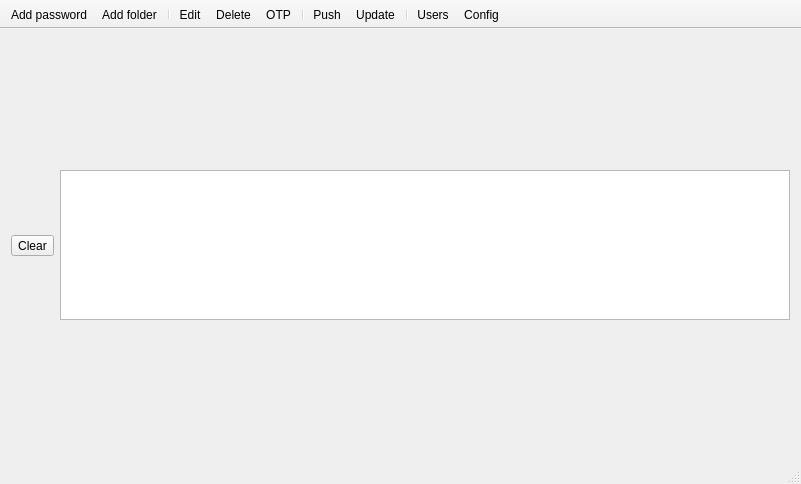
Old version of the form src/mainwindow.ui in the repository IJHack/QtPass.
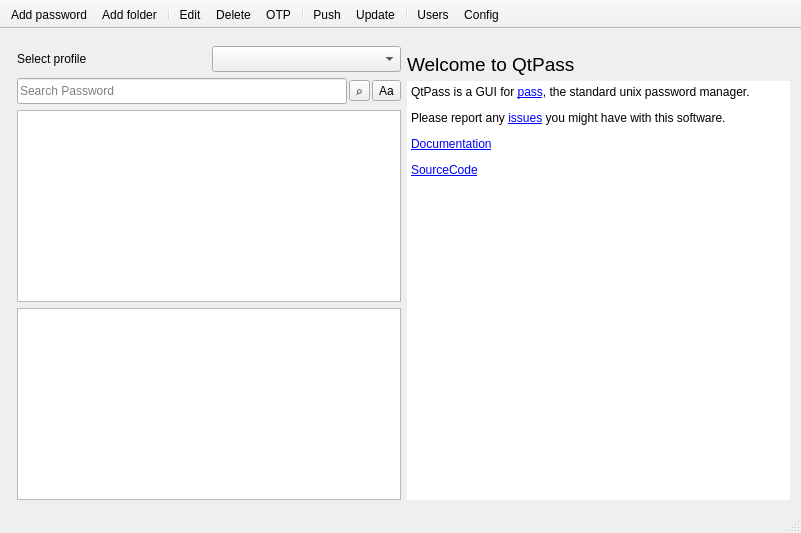
New version of the form. Icons and pictures are not drawn. Custom widgets are drawn as their Qt base class.

Commit message: fix: move processOutputWidget inside centralWidget so it's actually wired up (#1192)

What changed in the file:
```diff
--- a/src/mainwindow.ui
+++ b/src/mainwindow.ui
@@ -338,42 +338,6 @@
     </item>
    </layout>
   </widget>
-  <widget class="QWidget" name="processOutputWidget">
-   <layout class="QHBoxLayout" name="processOutputLayout">
-    <item>
-     <widget class="QToolButton" name="clearOutputButton">
-      <property name="toolTip">
-       <string>Clear output</string>
-      </property>
-      <property name="text">
-       <string>Clear</string>
-      </property>
-     </widget>
-    </item>
-    <item>
-     <widget class="QTextEdit" name="processOutputEdit">
-      <property name="minimumSize">
-       <size>
-        <width>0</width>
-        <height>80</height>
-       </size>
-      </property>
-      <property name="maximumSize">
-       <size>
-        <width>16777215</width>
-        <height>150</height>
-       </size>
-      </property>
-      <property name="readOnly">
-       <bool>true</bool>
-      </property>
-      <property name="acceptRichText">
-       <bool>false</bool>
-      </property>
-     </widget>
-    </item>
-   </layout>
-  </widget>
   <widget class="QStatusBar" name="statusBar"/>
   <widget class="QToolBar" name="toolBar">
    <property name="contextMenuPolicy">
```
The commit also changes 2 other files.
